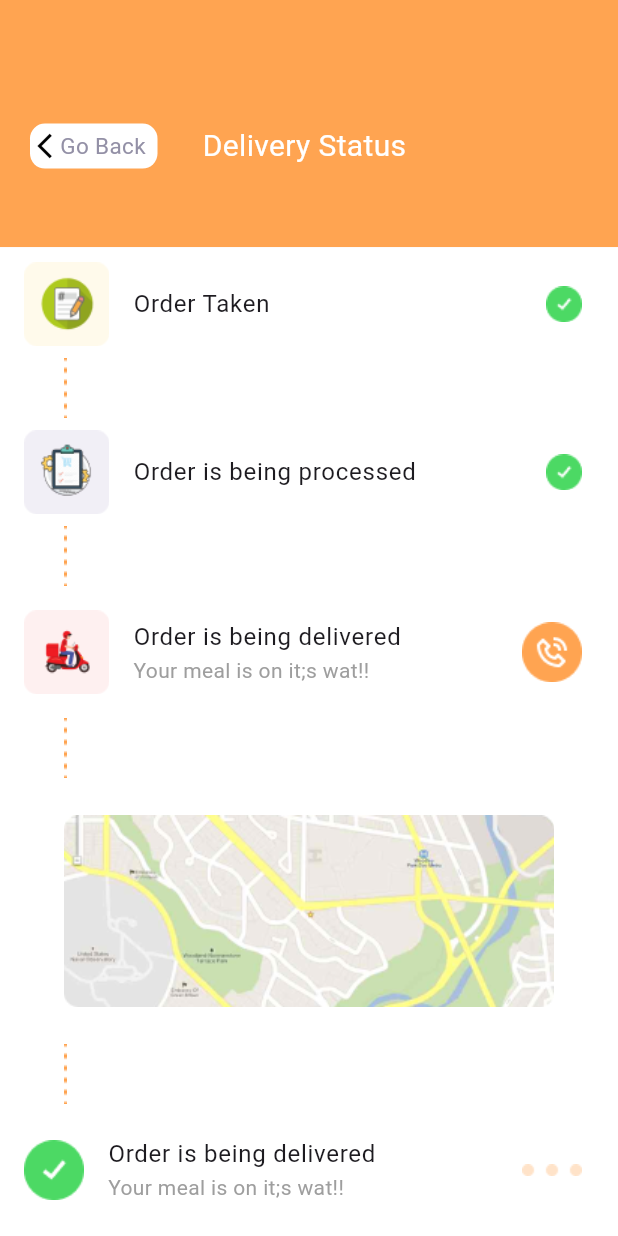
After one commit to AmmadIrshad/flutter_food_app, a Flutter app: the DeliveryStatus screen opened directly, on a phone screen of 412 x 824 dp. The commit adds this screen. Run offline on Flutter 3.47's test engine with Material 3 defaults, Android fonts, the phone set to English and light mode, and no system bars.

Commit message:
delivery

```diff
--- /dev/null
+++ b/lib/delivery_status_screen/delivery_status.dart
@@ -0,0 +1,103 @@
+import 'package:flutter/material.dart';
+import 'package:food_app/widgets/back_button.dart';
+
+class DeliveryStatus extends StatelessWidget {
+  const DeliveryStatus({super.key});
+
+  @override
+  Widget build(BuildContext context) {
+    return Scaffold(
+      body: Column(
+        children: [
+          Container(
+            color: const Color(0xffFFA451),
+            width: double.infinity,
+            height: MediaQuery.of(context).size.height * 0.2,
+            padding: const EdgeInsets.symmetric(horizontal: 20),
+            child: const Row(
+              children: [
+                CustomBackButton(),
+                SizedBox(
+                  width: 30,
+                ),
+                Padding(
+                  padding: EdgeInsets.only(top: 30),
+                  child: Text(
+                    "Delivery Status",
+                    style: TextStyle(fontSize: 20, color: Colors.white),
+                  ),
+                )
+              ],
+            ),
+          ),
+          Container(
+            color: const Color(0xffFFFFFF),
+            width: double.infinity,
+            height: MediaQuery.of(context).size.height * 0.8,
+            child: ListView(padding: EdgeInsets.only(top: 10), children: [
+              ListTile(
+                //dense: true,
+                leading: Image.asset("assets/images/delivery_leading_1.png"),
+                title: Text("Order Taken"),
+                trailing: Image.asset("assets/images/delivery_yes.png"),
+              ),
+              ListTile(
+                leading: SizedBox(
+                  width: 55,
+                  child: Center(
+                      child: Image.asset("assets/images/delivery_divider.png")),
+                ),
+              ),
+              ListTile(
+                leading: Image.asset("assets/images/delivery_leading_2.png"),
+                title: const Text("Order is being processed"),
+                trailing: Image.asset("assets/images/delivery_yes.png"),
+              ),
+              ListTile(
+                leading: SizedBox(
+                  width: 55,
+                  height: 70,
+                  child: Center(
+                      child: Image.asset("assets/images/delivery_divider.png")),
+                ),
+              ),
+              ListTile(
+                leading: Image.asset("assets/images/delivery_leading_3.png"),
+                title: const Text("Order is being delivered"),
+                subtitle: const Text(
+                  "Your meal is on it;s wat!!",
+                  style: TextStyle(color: Colors.grey),
+                ),
+                trailing: Image.asset("assets/images/delivery_trailing_3.png"),
+              ),
+              ListTile(
+                leading: SizedBox(
+                  width: 55,
+                  child: Center(
+                      child: Image.asset("assets/images/delivery_divider.png")),
+                ),
+              ),
+              Image.asset("assets/images/delivery_map.png"),
+              ListTile(
+                leading: SizedBox(
+                  width: 55,
+                  child: Center(
+                      child: Image.asset("assets/images/delivery_divider.png")),
+                ),
+              ),
+              ListTile(
+                leading: Image.asset("assets/images/delivery_leading_4.png"),
+                title: const Text("Order is being delivered"),
+                subtitle: const Text(
+                  "Your meal is on it;s wat!!",
+                  style: TextStyle(color: Colors.grey),
+                ),
+                trailing: Image.asset("assets/images/delivery_trailing_4.png"),
+              ),
+            ]),
+          ),
+        ],
+      ),
+    );
+  }
+}
```
Also changed, not shown: lib/order_compelete/order_complete.dart (+32 -17 lines), assets/images/delivery_divider.png (added), assets/images/delivery_leading_1.png (added), assets/images/delivery_leading_2.png (added), assets/images/delivery_leading_3.png (added), assets/images/delivery_leading_4.png (added), assets/images/delivery_map.png (added), assets/images/delivery_trailing_3.png (added), assets/images/delivery_trailing_4.png (added), assets/images/delivery_yes.png (added), lib/order_compelete/common_card.dart (deleted).
